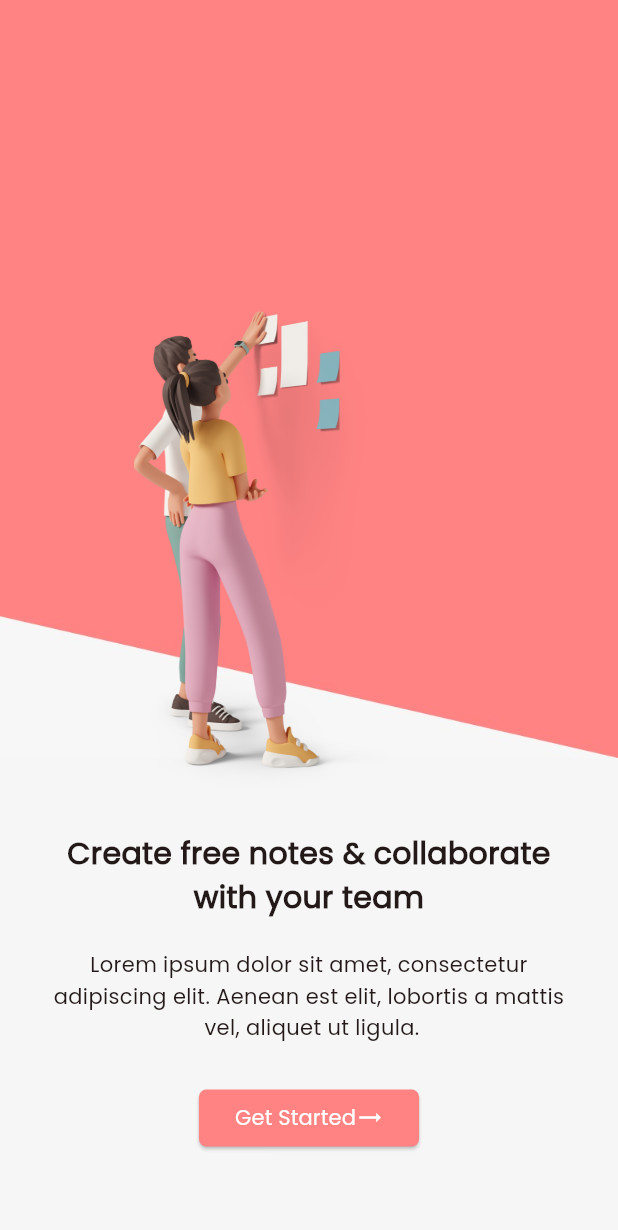
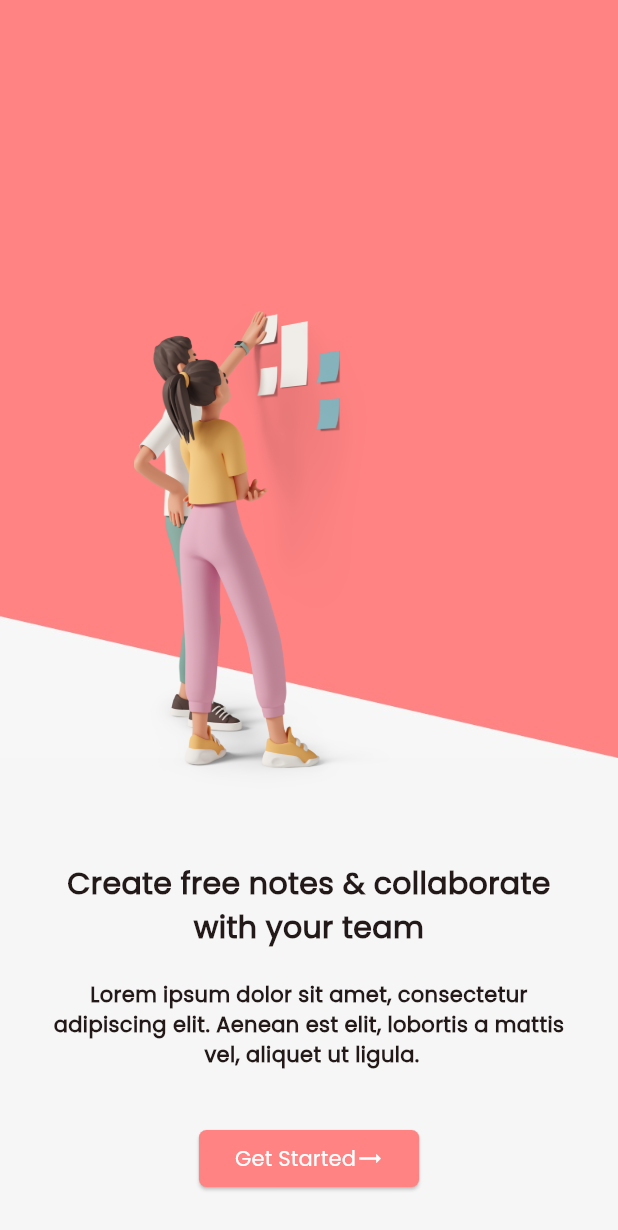
Before and after one commit to omarAbdullahMoharam/Notify, a Flutter app: the screen it shows after launch, on a phone screen of 412 x 824 dp. Shown: the top 1230 px of the screen. Run offline on Flutter 3.47's test engine with Material 3 defaults, Android fonts, the light colour scheme and no system bars.

Commit message:
Customize Welcome Screen

```diff
--- /dev/null
+++ b/lib/components/custom_button.dart
@@ -0,0 +1,49 @@
+import 'package:flutter/material.dart';
+
+import '../helpers/constatns.dart';
+import '../screens/home_screen.dart';
+
+class CustomButton extends StatelessWidget {
+  const CustomButton({
+    super.key,
+  });
+
+  @override
+  Widget build(BuildContext context) {
+    return ElevatedButton(
+      onPressed: () {
+        Navigator.push(
+          context,
+          MaterialPageRoute(
+            builder: (context) => const HomeScreen(),
+          ),
+        );
+      },
+      style: ElevatedButton.styleFrom(
+        minimumSize: const Size(145, 38),
+        backgroundColor: kPrimaryColor,
+        shape: RoundedRectangleBorder(
+          borderRadius: BorderRadius.circular(5),
+        ),
+      ),
+      child: const Row(
+        mainAxisSize: MainAxisSize.min,
+        children: [
+          Text(
+            'Get Started',
+            style: TextStyle(
+              color: Colors.white,
+              fontFamily: 'Poppins',
+              fontSize: 14,
+              fontWeight: FontWeight.w400,
+            ),
+          ),
+          Icon(
+            Icons.trending_flat,
+            color: Colors.white,
+          ),
+        ],
+      ),
+    );
+  }
+}
--- /dev/null
+++ b/lib/components/custom_texfield.dart
@@ -0,0 +1,28 @@
+import 'package:flutter/material.dart';
+
+class CustomTexfield extends StatelessWidget {
+  const CustomTexfield({
+    super.key,
+    required this.txt,
+    required this.fontSize,
+    required this.mxLines,
+    required this.fontWeight,
+  });
+  final String txt;
+  final int mxLines;
+  final double fontSize;
+  final FontWeight fontWeight;
+  @override
+  Widget build(BuildContext context) {
+    return Text(
+      txt,
+      style: TextStyle(
+        fontSize: fontSize,
+        fontWeight: FontWeight.w600,
+        fontFamily: 'Poppins',
+      ),
+      maxLines: mxLines,
+      textAlign: TextAlign.center,
+    );
+  }
+}
--- /dev/null
+++ b/lib/components/custom_victor_image.dart
@@ -0,0 +1,21 @@
+import 'package:flutter/material.dart';
+
+class CustomVictorImage extends StatelessWidget {
+  const CustomVictorImage({
+    super.key,
+  });
+
+  @override
+  Widget build(BuildContext context) {
+    return Positioned(
+      top: 180,
+      right: 152,
+      left: 89,
+      child: Image.asset(
+        'assets/images/8b2ab94ac0968fa20e185a3eced948a8.png',
+        width: 200,
+        height: 375,
+      ),
+    );
+  }
+}
--- a/lib/screens/welcome_screen.dart
+++ b/lib/screens/welcome_screen.dart
@@ -1,6 +1,8 @@
 import 'package:flutter/material.dart';
-import 'package:notify/helpers/constatns.dart';
-import 'package:notify/screens/home_screen.dart';
+import 'package:notify/components/custom_texfield.dart';
+
+import '../components/custom_victor_image.dart';
+import '../components/custom_button.dart';
 
 class WelcomeScreen extends StatelessWidget {
   const WelcomeScreen({super.key});
@@ -19,78 +21,27 @@ class WelcomeScreen extends StatelessWidget {
               children: [
                 Image.asset(
                     'assets/images/a3fd26bf-1396-47af-8ca2-dd46631815c8.jpg'),
-                const SizedBox(height: 50),
-                const Text(
-                  'Create free notes & collaborate \nwith your team',
-                  style: TextStyle(
-                    fontSize: 20,
-                    fontWeight: FontWeight.w600,
-                    fontFamily: 'Poppins',
-                  ),
-                  maxLines: 2,
-                  textAlign: TextAlign.center,
+                const SizedBox(height: 70),
+                const CustomTexfield(
+                  txt: 'Create free notes & collaborate \nwith your team',
+                  fontSize: 20,
+                  mxLines: 2,
+                  fontWeight: FontWeight.w600,
                 ),
                 const SizedBox(height: 20),
-                const Text(
-                  'Lorem ipsum dolor sit amet, consectetur \nadipiscing elit. Aenean est elit, lobortis a mattis\n vel, aliquet ut ligula.',
-                  style: TextStyle(
-                    fontSize: 14,
-                    height: 1.5,
-                    fontWeight: FontWeight.w400,
-                    fontFamily: 'Poppins',
-                  ),
-                  maxLines: 3,
-                  textAlign: TextAlign.center,
+                const CustomTexfield(
+                  txt:
+                      'Lorem ipsum dolor sit amet, consectetur \nadipiscing elit. Aenean est elit, lobortis a mattis\n vel, aliquet ut ligula.',
+                  fontSize: 14,
+                  mxLines: 3,
+                  fontWeight: FontWeight.w400,
                 ),
-                const SizedBox(height: 25),
-                ElevatedButton(
-                  onPressed: () {
-                    Navigator.push(
-                      context,
-                      MaterialPageRoute(
-                        builder: (context) => const HomeScreen(),
-                      ),
-                    );
-                  },
-                  style: ElevatedButton.styleFrom(
-                    minimumSize: const Size(145, 38),
-                    backgroundColor: kPrimaryColor,
-                    shape: RoundedRectangleBorder(
-                      borderRadius: BorderRadius.circular(5),
-                    ),
-                  ),
-                  child: const Row(
-                    mainAxisSize: MainAxisSize.min,
-                    children: [
-                      Text(
-                        'Get Started',
-                        style: TextStyle(
-                          color: Colors.white,
-                          fontFamily: 'Poppins',
-                          fontSize: 14,
-                          fontWeight: FontWeight.w400,
-                        ),
-                      ),
-                      Icon(
-                        Icons.trending_flat,
-                        color: Colors.white,
-                      ),
-                    ],
-                  ),
-                ),
+                const SizedBox(height: 35),
+                const CustomButton(),
               ],
             ),
           ),
-          Positioned(
-            top: 180,
-            right: 152,
-            left: 89,
-            child: Image.asset(
-              'assets/images/8b2ab94ac0968fa20e185a3eced948a8.png',
-              width: 200,
-              height: 375,
-            ),
-          )
+          const CustomVictorImage(),
         ],
       ),
     );
```
